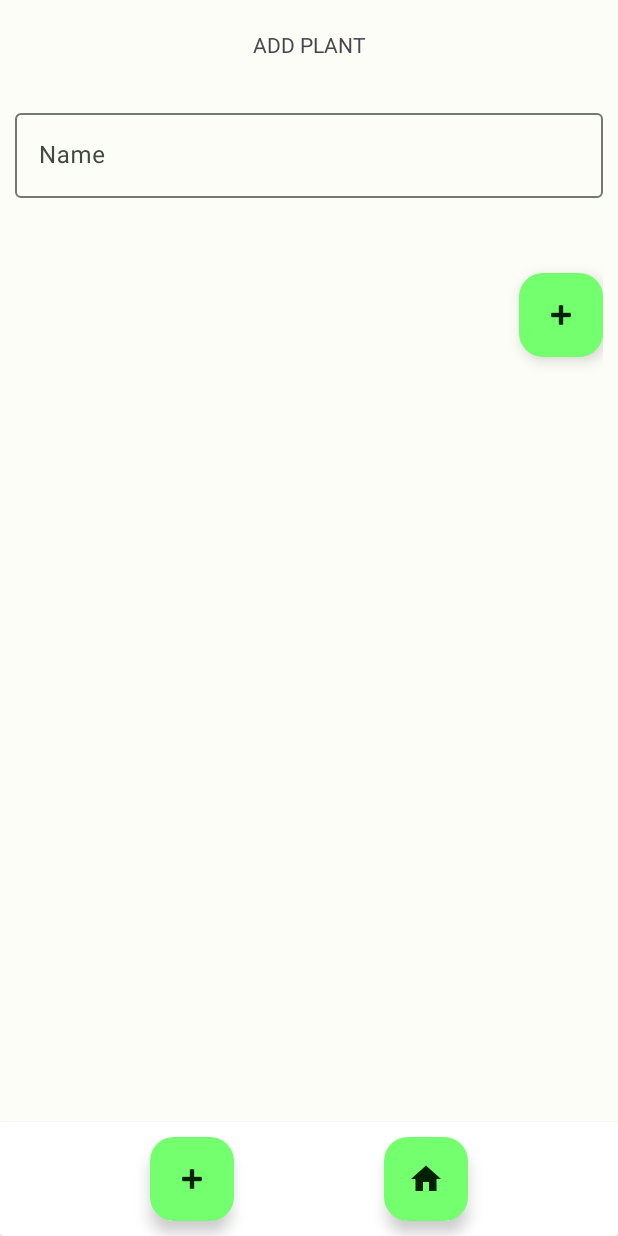
After one commit to mlukee/plantBuddyMobileApp, an Android app: the fragment InputFragment placed in its activity, on a phone screen of 412 x 824 dp. The commit adds this screen. Run offline under Robolectric (Android 15) with nearby library versions, the phone set to English and light mode, and no system bars.

Commit message:
Create RecycleView for showing Plants

```diff
--- /dev/null
+++ b/app/src/main/java/com/example/plantbuddy/InputFragment.kt
@@ -0,0 +1,35 @@
+package com.example.plantbuddy
+
+import android.os.Bundle
+import androidx.fragment.app.Fragment
+import android.view.LayoutInflater
+import android.view.View
+import android.view.ViewGroup
+import androidx.fragment.app.setFragmentResult
+import com.example.plantbuddy.databinding.FragmentInputBinding
+
+
+class InputFragment : Fragment(R.layout.fragment_input) {
+    private lateinit var binding: FragmentInputBinding
+
+    override fun onCreateView(
+        inflater: LayoutInflater, container: ViewGroup?,
+        savedInstanceState: Bundle?
+    ): View? {
+        binding = FragmentInputBinding.inflate(layoutInflater)
+
+        binding.addPlant.setOnClickListener {
+            val result = Bundle().apply {
+                putString("inputKey", binding.inputNameText.editText?.text.toString())
+            }
+
+            // Set the result with a unique requestKey and the bundle
+            setFragmentResult("requestKey", result)
+
+            // Optionally close the fragment
+            parentFragmentManager.popBackStack()
+        }
+
+        return binding.root
+    }
+}
--- a/app/src/main/java/com/example/plantbuddy/MainActivity.kt
+++ b/app/src/main/java/com/example/plantbuddy/MainActivity.kt
@@ -2,15 +2,45 @@ package com.example.plantbuddy
 
 import androidx.appcompat.app.AppCompatActivity
 import android.os.Bundle
+import android.widget.Toast
+import com.example.lib.Plant
 import com.example.plantbuddy.databinding.ActivityMainBinding
 
 class MainActivity : AppCompatActivity() {
     private lateinit var binding: ActivityMainBinding
+    private lateinit var plantFragment: PlantFragment
     lateinit var app: MyApplication
 
     override fun onCreate(savedInstanceState: Bundle?) {
         super.onCreate(savedInstanceState)
         binding = ActivityMainBinding.inflate(layoutInflater)
         setContentView(binding.root)
+
+        app = application as MyApplication
+
+        supportFragmentManager.beginTransaction()
+            .replace(R.id.fragment, PlantFragment())
+            .commit()
+
+        binding.fabAdd.setOnClickListener {
+           supportFragmentManager.beginTransaction()
+               .replace(R.id.fragment, InputFragment())
+               .addToBackStack(null)
+               .commit()
+        }
+
+        supportFragmentManager.setFragmentResultListener("requestKey", this) { requestKey, bundle ->
+            val result = bundle.getString("inputKey")
+            val plant = Plant(result.toString())
+            app.plants.addPlant(plant)
+            Toast.makeText(this, "Plant ${plant.name} added", Toast.LENGTH_SHORT).show()
+        }
+
+        binding.fabHome.setOnClickListener {
+            supportFragmentManager.beginTransaction()
+                .replace(R.id.fragment, PlantFragment())
+                .addToBackStack(null)
+                .commit()
+        }
     }
 }
--- /dev/null
+++ b/app/src/main/java/com/example/plantbuddy/PlantFragment.kt
@@ -0,0 +1,65 @@
+package com.example.plantbuddy
+
+import android.os.Bundle
+import androidx.fragment.app.Fragment
+import androidx.recyclerview.widget.GridLayoutManager
+import androidx.recyclerview.widget.LinearLayoutManager
+import androidx.recyclerview.widget.RecyclerView
+import android.view.LayoutInflater
+import android.view.View
+import android.view.ViewGroup
+import com.example.plantbuddy.databinding.FragmentItemBinding
+import com.example.plantbuddy.placeholder.PlaceholderContent
+
+/**
+ * A fragment representing a list of Items.
+ */
+class PlantFragment : Fragment(R.layout.fragment_item_list) {
+
+    private lateinit var adapter: MyPlantRecyclerViewAdapter
+    private lateinit var binding: FragmentItemBinding
+    private lateinit var app: MyApplication
+
+    private var columnCount = 1
+
+    override fun onCreate(savedInstanceState: Bundle?) {
+        super.onCreate(savedInstanceState)
+        app = activity?.application as MyApplication
+
+    }
+
+    override fun onCreateView(
+        inflater: LayoutInflater, container: ViewGroup?,
+        savedInstanceState: Bundle?
+    ): View? {
+        val view = inflater.inflate(R.layout.fragment_item_list, container, false)
+        adapter = MyPlantRecyclerViewAdapter(app)
+
+        // Set the adapter
+        if (view is RecyclerView) {
+            with(view) {
+                layoutManager = when {
+                    columnCount <= 1 -> LinearLayoutManager(context)
+                    else -> GridLayoutManager(context, columnCount)
+                }
+                adapter = this@PlantFragment.adapter
+            }
+        }
+        return view
+    }
+
+    companion object {
+
+        // TODO: Customize parameter argument names
+        const val ARG_COLUMN_COUNT = "column-count"
+
+        // TODO: Customize parameter initialization
+        @JvmStatic
+        fun newInstance(columnCount: Int) =
+            PlantFragment().apply {
+                arguments = Bundle().apply {
+                    putInt(ARG_COLUMN_COUNT, columnCount)
+                }
+            }
+    }
+}
--- a/app/src/main/res/layout/activity_main.xml
+++ b/app/src/main/res/layout/activity_main.xml
@@ -39,18 +39,17 @@
                 android:layout_marginTop="10dp"
                 android:layout_marginBottom="10dp"
                 android:clickable="true"
-                android:src="@android:drawable/ic_menu_home"
+                android:src="@drawable/ic_home_black_24dp"
                 app:layout_constraintBottom_toBottomOf="parent"
                 app:layout_constraintEnd_toEndOf="parent"
                 app:layout_constraintHorizontal_bias="0.5"
                 app:layout_constraintStart_toEndOf="@+id/fabAdd"
-                app:layout_constraintTop_toTopOf="parent"
-                app:layout_constraintVertical_bias="0.0" />
+                app:layout_constraintTop_toTopOf="parent" />
         </androidx.constraintlayout.widget.ConstraintLayout>
 
     </androidx.cardview.widget.CardView>
 
-    <fragment
+    <androidx.fragment.app.FragmentContainerView
         android:id="@+id/fragment"
         android:layout_width="match_parent"
         android:layout_height="0dp"
--- /dev/null
+++ b/app/src/main/res/layout/fragment_input.xml
@@ -0,0 +1,51 @@
+<?xml version="1.0" encoding="utf-8"?>
+<androidx.constraintlayout.widget.ConstraintLayout xmlns:android="http://schemas.android.com/apk/res/android"
+    xmlns:app="http://schemas.android.com/apk/res-auto"
+    xmlns:tools="http://schemas.android.com/tools"
+    android:layout_width="match_parent"
+    android:layout_height="match_parent"
+    android:padding="10dp"
+    tools:context=".InputFragment">
+
+    <TextView
+        android:id="@+id/fragment_input_heading"
+        android:layout_width="wrap_content"
+        android:layout_height="wrap_content"
+        android:layout_marginTop="10dp"
+        android:text="ADD PLANT"
+        app:layout_constraintEnd_toEndOf="parent"
+        app:layout_constraintHorizontal_bias="0.5"
+        app:layout_constraintStart_toStartOf="parent"
+        app:layout_constraintTop_toTopOf="parent" />
+
+    <com.google.android.material.floatingactionbutton.FloatingActionButton
+        android:id="@+id/addPlant"
+        android:layout_width="wrap_content"
+        android:layout_height="wrap_content"
+        android:layout_marginTop="50dp"
+        android:layout_weight="1"
+        android:clickable="true"
+        android:src="@android:drawable/ic_input_add"
+        app:layout_constraintEnd_toEndOf="parent"
+        app:layout_constraintTop_toBottomOf="@+id/input_nameText" />
+
+    <com.google.android.material.textfield.TextInputLayout
+        android:id="@+id/input_nameText"
+        android:layout_width="match_parent"
+        android:layout_height="wrap_content"
+        android:layout_marginTop="60dp"
+        app:layout_constraintEnd_toEndOf="parent"
+        app:layout_constraintHorizontal_bias="0.473"
+        app:layout_constraintStart_toStartOf="parent"
+        app:layout_constraintTop_toTopOf="parent">
+
+        <com.google.android.material.textfield.TextInputEditText
+            android:id="@+id/inputName"
+            android:layout_width="match_parent"
+            android:layout_height="wrap_content"
+            android:hint="Name"
+            android:inputType="text" />
+
+    </com.google.android.material.textfield.TextInputLayout>
+
+</androidx.constraintlayout.widget.ConstraintLayout>
--- /dev/null
+++ b/app/src/main/res/values/dimens.xml
@@ -0,0 +1,4 @@
+<?xml version="1.0" encoding="utf-8"?>
+<resources>
+    <dimen name="text_margin">16dp</dimen>
+</resources>
--- a/lib/src/main/java/com/example/lib/PlantManager.kt
+++ b/lib/src/main/java/com/example/lib/PlantManager.kt
@@ -14,6 +14,10 @@ class PlantManager {
         plants.removeIf { it.id == id }
     }
 
+    fun removePlantByPosition(position: Int) {
+        plants.removeAt(position)
+    }
+
     // Get a list of all plants
     fun getAllPlants(): List<Plant> {
         return plants.toList()
```
Also changed, not shown: app/src/main/java/com/example/plantbuddy/MyPlantRecyclerViewAdapter.kt (added, +54 -0 lines), app/src/main/res/layout/fragment_item.xml (added, +46 -0 lines), app/src/main/res/layout/fragment_item_list.xml (added, +13 -0 lines), 1 other file.
